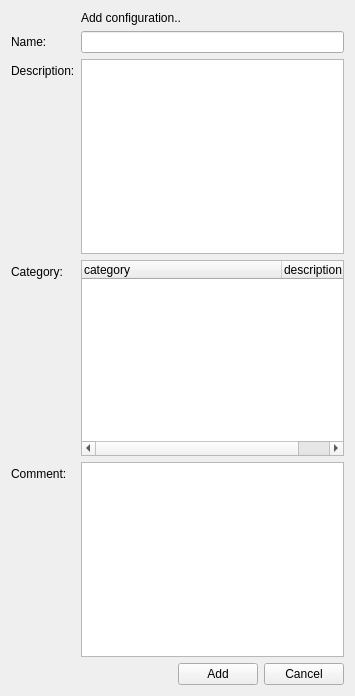
Above: client/forms/configuration_add.ui from Wolframe/configurator before the change. Below: the same form after it.
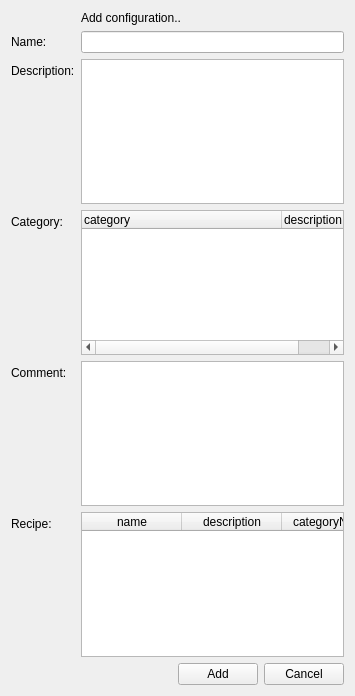
That is the form after the change.

```diff
--- a/client/forms/configuration_add.ui
+++ b/client/forms/configuration_add.ui
@@ -158,6 +158,84 @@
      </item>
     </layout>
    </item>
+   <item row="5" column="0">
+    <widget class="QLabel" name="label">
+     <property name="text">
+      <string>Recipe:</string>
+     </property>
+     <property name="buddy">
+      <cstring>recipe</cstring>
+     </property>
+    </widget>
+   </item>
+   <item row="5" column="1">
+    <widget class="QTableWidget" name="recipe">
+     <property name="horizontalScrollBarPolicy">
+      <enum>Qt::ScrollBarAlwaysOff</enum>
+     </property>
+     <property name="alternatingRowColors">
+      <bool>true</bool>
+     </property>
+     <property name="selectionMode">
+      <enum>QAbstractItemView::SingleSelection</enum>
+     </property>
+     <property name="selectionBehavior">
+      <enum>QAbstractItemView::SelectRows</enum>
+     </property>
+     <property name="showGrid">
+      <bool>true</bool>
+     </property>
+     <property name="gridStyle">
+      <enum>Qt::DotLine</enum>
+     </property>
+     <property name="sortingEnabled">
+      <bool>true</bool>
+     </property>
+     <property name="doctype" stdset="0">
+      <string notr="true">RecipeListRequest.simpleform</string>
+     </property>
+     <property name="rootelement" stdset="0">
+      <string notr="true">recipe</string>
+     </property>
+     <property name="state" stdset="0">
+      <string notr="true">{global.recipeState}</string>
+     </property>
+     <property name="action" stdset="0">
+      <string notr="true">read</string>
+     </property>
+     <attribute name="horizontalHeaderShowSortIndicator" stdset="0">
+      <bool>true</bool>
+     </attribute>
+     <attribute name="verticalHeaderStretchLastSection">
+      <bool>false</bool>
+     </attribute>
+     <column>
+      <property name="text">
+       <string>name</string>
+      </property>
+     </column>
+     <column>
+      <property name="text">
+       <string>description</string>
+      </property>
+     </column>
+     <column>
+      <property name="text">
+       <string>categoryName</string>
+      </property>
+     </column>
+     <column>
+      <property name="text">
+       <string>creationDate</string>
+      </property>
+     </column>
+     <column>
+      <property name="text">
+       <string>comment</string>
+      </property>
+     </column>
+    </widget>
+   </item>
   </layout>
  </widget>
  <tabstops>
```
Left out of the diff: 8 changed lines with no effect on the pictures.
